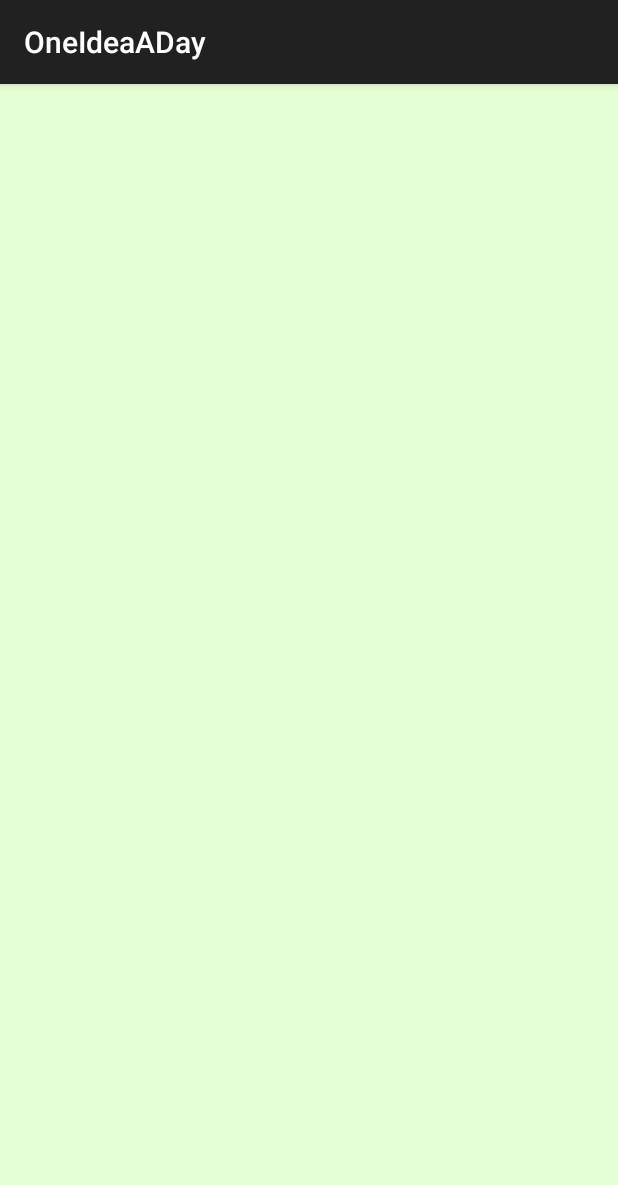
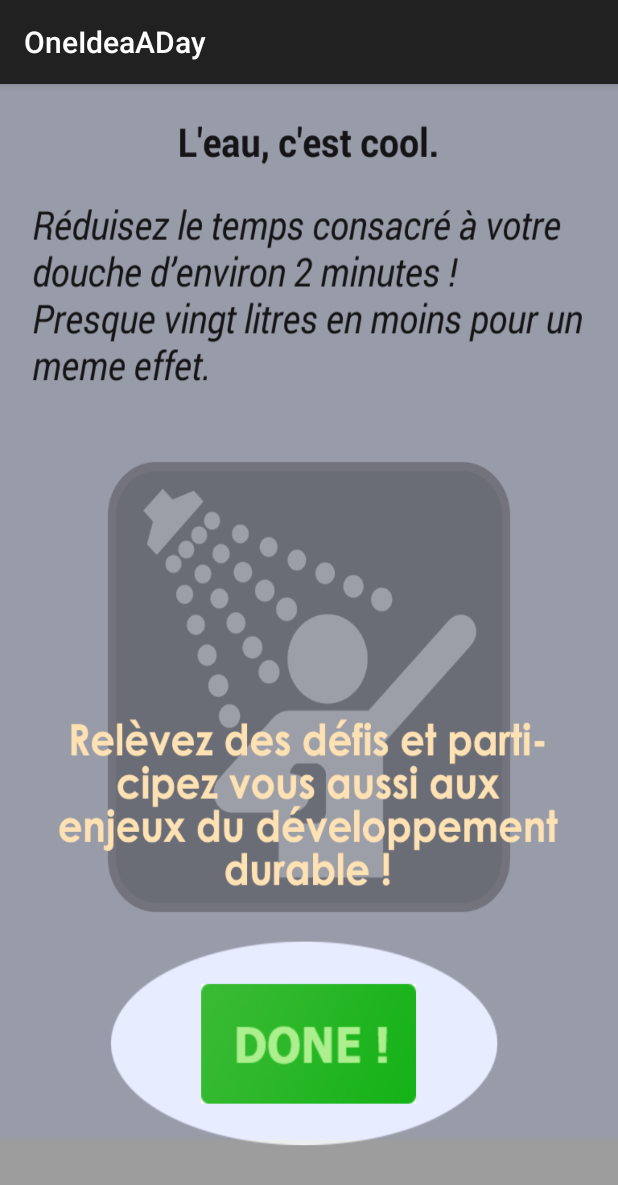
Before and after one commit to Eddupdup/OneIdeaADay, an Android app: the fragment Slide3 shown on its own in the app's theme, on a phone screen of 412 x 824 dp. Shown: the top 1185 px of the screen. Run offline under Robolectric (Android 15) with nearby library versions, the light colour scheme and no system bars.

Commit message:
Ed : Ajout de l'effet slide sur l'activity presentation + pngs

```diff
--- a/app/src/main/java/oneideaaday/oneideaaday/Presentation.java
+++ b/app/src/main/java/oneideaaday/oneideaaday/Presentation.java
@@ -49,9 +49,9 @@
         public Fragment getItem(int position) {
             switch (position) {
                 case 0:
+                    return new Slide2();
+                case 1:
                     return new Slide1();
-                case 1:
-                    return new Slide2();
                 case 2:
                     return new Slide3();
             }
--- /dev/null
+++ b/app/src/main/res/layout-land/slide3.xml
@@ -0,0 +1,22 @@
+<?xml version="1.0" encoding="utf-8"?>
+
+<ScrollView
+    xmlns:android="http://schemas.android.com/apk/res/android"
+    android:layout_width="fill_parent"
+    android:layout_height="fill_parent"
+    android:background="@drawable/presentation2">
+
+    <LinearLayout
+        android:orientation="vertical"
+        android:layout_width="match_parent"
+        android:layout_height="match_parent"
+        xmlns:android="http://schemas.android.com/apk/res/android">
+
+        <ImageView
+            android:layout_width="wrap_content"
+            android:layout_height="wrap_content"
+            android:id="@+id/imageView4"
+            android:background="@drawable/presentation2" />
+    </LinearLayout>
+
+</ScrollView>
--- a/app/src/main/res/layout/slide3.xml
+++ b/app/src/main/res/layout/slide3.xml
@@ -1,15 +1,15 @@
 <?xml version="1.0" encoding="utf-8"?>
-<ScrollView xmlns:android="http://schemas.android.com/apk/res/android"
-    android:id="@+id/content"
+
+
+<LinearLayout
+    android:orientation="vertical"
     android:layout_width="match_parent"
     android:layout_height="match_parent"
-    android:background="#ffe5ffd5">
+    xmlns:android="http://schemas.android.com/apk/res/android">
 
-    <LinearLayout
-        android:orientation="vertical"
-        android:layout_width="match_parent"
-        android:layout_height="match_parent"
-        >
-
-    </LinearLayout>
-</ScrollView>
+    <ImageView
+        android:layout_width="wrap_content"
+        android:layout_height="wrap_content"
+        android:id="@+id/imageView4"
+        android:background="@drawable/presentation2" />
+</LinearLayout>
```
Also changed, not shown: app/src/main/res/layout-land/slide1.xml (added, +23 -0 lines), app/src/main/res/layout-land/slide2.xml (added, +21 -0 lines), app/src/main/res/layout/slide1.xml (+12 -11 lines), app/src/main/res/layout/slide2.xml (+12 -11 lines), app/src/main/ic_fact1-web.png (added), app/src/main/res/drawable-hdpi/presentation3.png (added), app/src/main/res/drawable-mdpi/ic_fact1.png (added), app/src/main/res/drawable-mdpi/presentation1.png (added), app/src/main/res/drawable-mdpi/presentation2.png (added).
